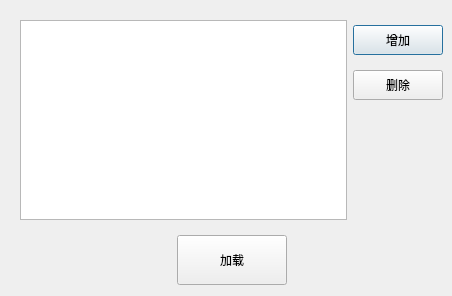
Qt form digitalIntegration/OneClickLoadDialog.ui (jiaqingguo/DI) before a commit.
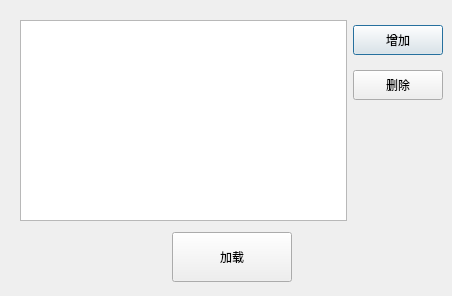
The same form after that commit.

What changed in the file:
```diff
--- a/digitalIntegration/OneClickLoadDialog.ui
+++ b/digitalIntegration/OneClickLoadDialog.ui
@@ -17,6 +17,9 @@
    <property name="rightMargin">
     <number>0</number>
    </property>
+   <property name="bottomMargin">
+    <number>9</number>
+   </property>
    <item>
     <layout class="QHBoxLayout" name="horizontalLayout_9">
      <property name="leftMargin">
@@ -29,7 +32,7 @@
       <number>9</number>
      </property>
      <property name="bottomMargin">
-      <number>9</number>
+      <number>5</number>
      </property>
      <item>
       <widget class="QTableView" name="tableViewOneLoad"/>
@@ -106,7 +109,7 @@
       <number>0</number>
      </property>
      <property name="bottomMargin">
-      <number>0</number>
+      <number>5</number>
      </property>
      <item>
       <spacer name="horizontalSpacer">
@@ -125,7 +128,7 @@
       <widget class="QPushButton" name="btnOk">
        <property name="minimumSize">
         <size>
-         <width>110</width>
+         <width>120</width>
          <height>50</height>
         </size>
        </property>
```
